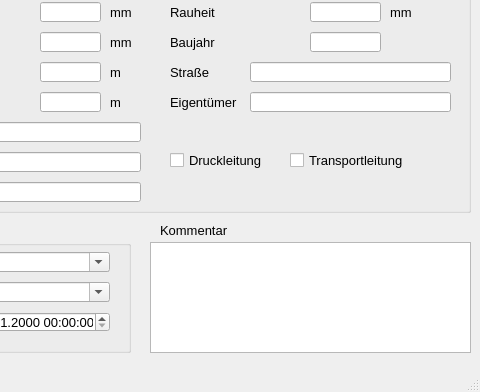
SonkeHoffmann/QKan-1, file qkan/forms/qkan_haltungen.ui: the form before one commit; both pictures show x 160 to 640 and y 208 to 600 of the 640 by 600 pixel window.
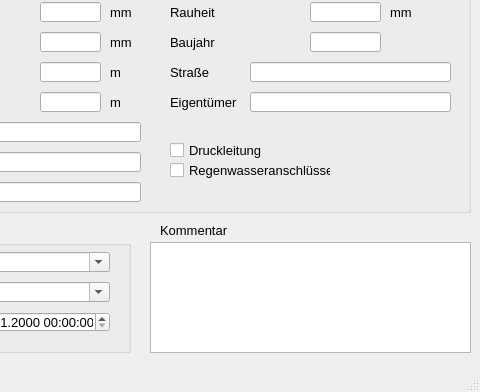
The form after the commit. Custom widgets are drawn as their Qt base class.

Diff of the .ui file:
```diff
--- a/qkan/forms/qkan_haltungen.ui
+++ b/qkan/forms/qkan_haltungen.ui
@@ -879,7 +879,7 @@
      <property name="geometry">
       <rect>
        <x>320</x>
-       <y>210</y>
+       <y>200</y>
        <width>101</width>
        <height>17</height>
       </rect>
@@ -906,9 +906,9 @@
     <widget class="QCheckBox" name="transport">
      <property name="geometry">
       <rect>
-       <x>440</x>
-       <y>210</y>
-       <width>151</width>
+       <x>320</x>
+       <y>220</y>
+       <width>161</width>
        <height>17</height>
       </rect>
      </property>
@@ -931,7 +931,7 @@
       <enum>Qt::LeftToRight</enum>
      </property>
      <property name="text">
-      <string>Transportleitung</string>
+      <string>Regenwasseranschlüsse</string>
      </property>
      <property name="tristate">
       <bool>true</bool>
```
Left out of the diff: 8 changed lines with no effect on the pictures.
